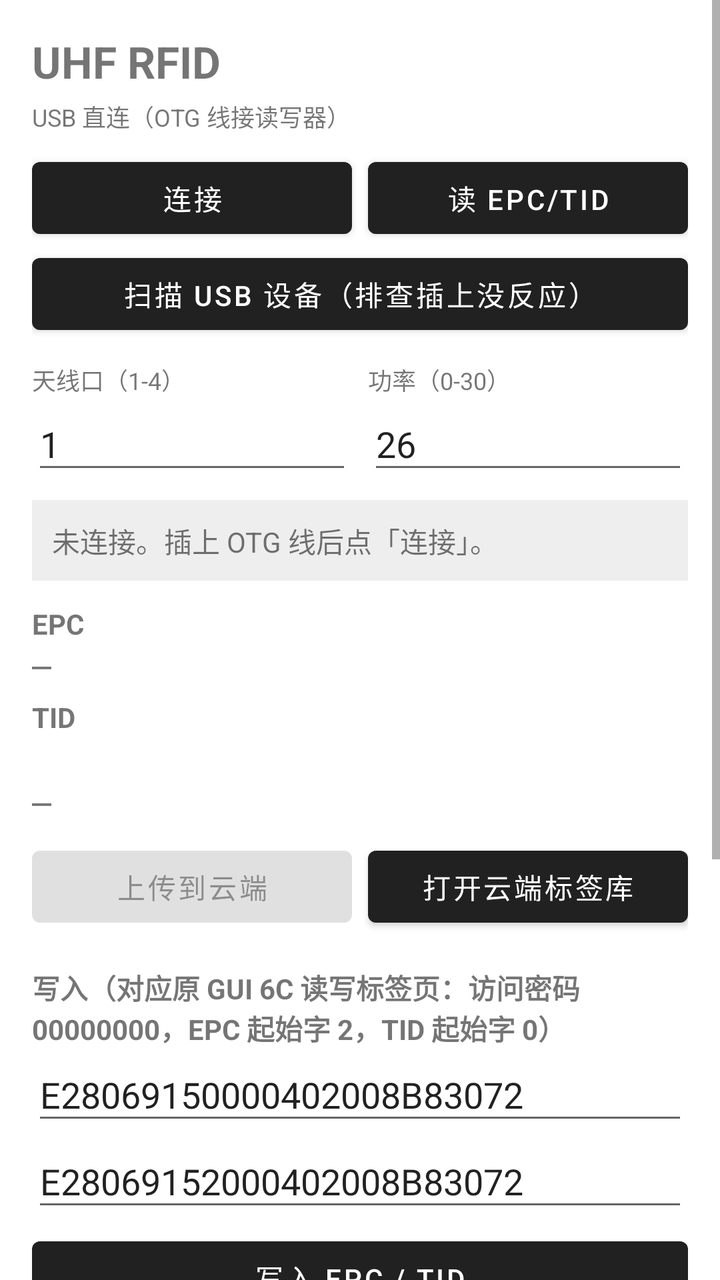
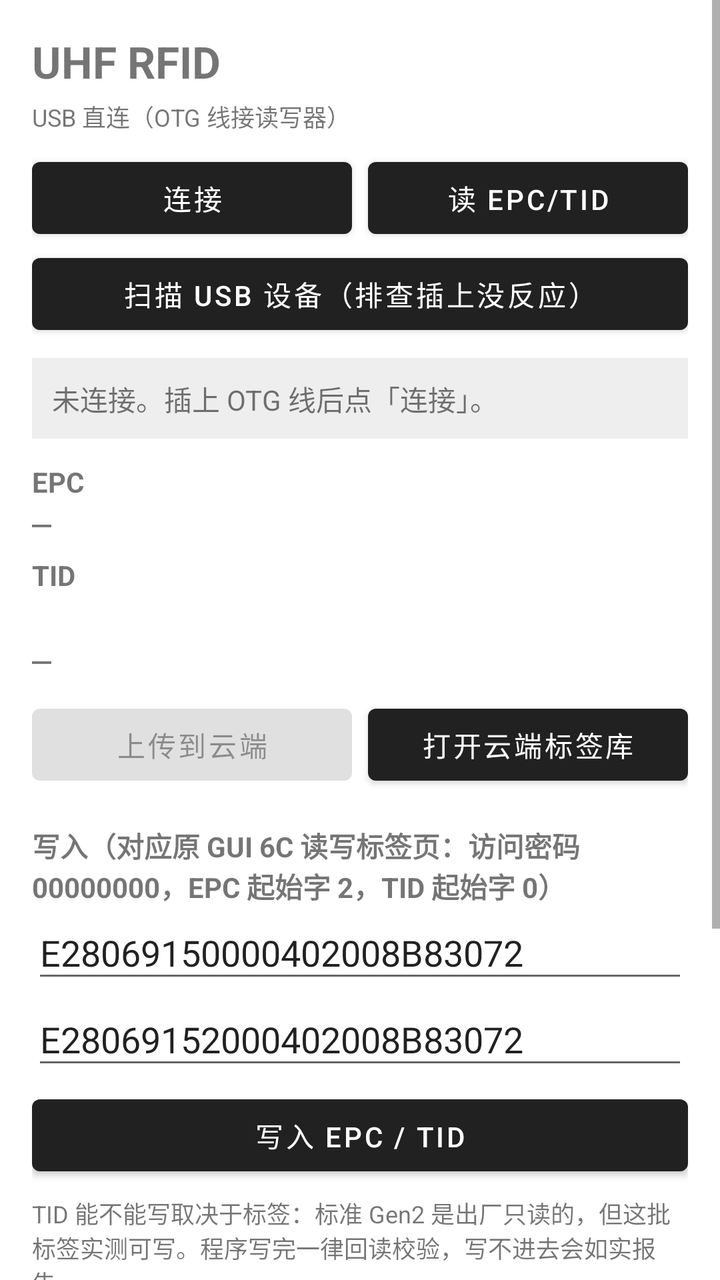

Compare the two renders of this Android layout. The source of the first and the diff that turns it into the second are given below.
<!-- AndroidManifest.xml: application theme Theme.UhfRfid -->
<!-- res/layout/activity_main.xml -->
<?xml version="1.0" encoding="utf-8"?>
<ScrollView xmlns:android="http://schemas.android.com/apk/res/android"
    android:layout_width="match_parent"
    android:layout_height="match_parent"
    android:fillViewport="true"
    android:fitsSystemWindows="true">

    <LinearLayout
        android:layout_width="match_parent"
        android:layout_height="wrap_content"
        android:orientation="vertical"
        android:padding="16dp">

        <TextView
            android:id="@+id/titleText"
            android:layout_width="wrap_content"
            android:layout_height="wrap_content"
            android:text="@string/app_name"
            android:textSize="22sp"
            android:textStyle="bold" />

        <TextView
            android:layout_width="match_parent"
            android:layout_height="wrap_content"
            android:layout_marginTop="4dp"
            android:text="@string/mode_hint"
            android:textSize="12sp" />

        
        <LinearLayout
            android:layout_width="match_parent"
            android:layout_height="wrap_content"
            android:layout_marginTop="8dp"
            android:orientation="horizontal">

            <Button
                android:id="@+id/connectBtn"
                android:layout_width="0dp"
                android:layout_height="wrap_content"
                android:layout_weight="1"
                android:text="@string/connect" />

            <Button
                android:id="@+id/readBtn"
                android:layout_width="0dp"
                android:layout_height="wrap_content"
                android:layout_weight="1"
                android:layout_marginStart="8dp"
                android:text="@string/read" />
        </LinearLayout>

        <Button
            android:id="@+id/scanUsbBtn"
            android:layout_width="match_parent"
            android:layout_height="wrap_content"
            android:text="@string/scan_usb" />

        
        <LinearLayout
            android:layout_width="match_parent"
            android:layout_height="wrap_content"
            android:layout_marginTop="10dp"
            android:orientation="horizontal">

            <LinearLayout
                android:layout_width="0dp"
                android:layout_height="wrap_content"
                android:layout_weight="1"
                android:orientation="vertical">

                <TextView
                    android:layout_width="wrap_content"
                    android:layout_height="wrap_content"
                    android:text="@string/antenna_label"
                    android:textSize="12sp" />

                <EditText
                    android:id="@+id/antennaEdit"
                    android:layout_width="match_parent"
                    android:layout_height="wrap_content"
                    android:hint="@string/antenna"
                    android:inputType="number"
                    android:text="1" />
            </LinearLayout>

            <LinearLayout
                android:layout_width="0dp"
                android:layout_height="wrap_content"
                android:layout_weight="1"
                android:layout_marginStart="8dp"
                android:orientation="vertical">

                <TextView
                    android:layout_width="wrap_content"
                    android:layout_height="wrap_content"
                    android:text="@string/power_label"
                    android:textSize="12sp" />

                <EditText
                    android:id="@+id/powerEdit"
                    android:layout_width="match_parent"
                    android:layout_height="wrap_content"
                    android:hint="@string/power"
                    android:inputType="number"
                    android:text="26" />
            </LinearLayout>
        </LinearLayout>

        
        <TextView
            android:id="@+id/statusText"
            android:layout_width="match_parent"
            android:layout_height="wrap_content"
            android:layout_marginTop="8dp"
            android:background="#11000000"
            android:padding="10dp"
            android:text="@string/not_connected"
            android:textIsSelectable="true" />

        
        <TextView
            android:layout_width="wrap_content"
            android:layout_height="wrap_content"
            android:layout_marginTop="12dp"
            android:text="@string/epc"
            android:textStyle="bold" />

        <TextView
            android:id="@+id/epcText"
            android:layout_width="match_parent"
            android:layout_height="wrap_content"
            android:fontFamily="monospace"
            android:text="—"
            android:textIsSelectable="true"
            android:textSize="16sp" />

        <TextView
            android:layout_width="wrap_content"
            android:layout_height="wrap_content"
            android:layout_marginTop="6dp"
            android:text="@string/tid"
            android:textStyle="bold" />

        <TextView
            android:id="@+id/checkText"
            android:layout_width="match_parent"
            android:layout_height="wrap_content"
            android:layout_marginTop="4dp"
            android:textSize="13sp"
            android:textStyle="bold" />

        <TextView
            android:id="@+id/tidText"
            android:layout_width="match_parent"
            android:layout_height="wrap_content"
            android:fontFamily="monospace"
            android:text="—"
            android:textIsSelectable="true"
            android:textSize="16sp" />

        
        <LinearLayout
            android:id="@+id/hitCard"
            android:layout_width="match_parent"
            android:layout_height="wrap_content"
            android:layout_marginTop="10dp"
            android:background="@drawable/bg_card_hit"
            android:orientation="vertical"
            android:padding="14dp"
            android:visibility="gone">

            <TextView
                android:id="@+id/hitLabel"
                android:layout_width="wrap_content"
                android:layout_height="wrap_content"
                android:letterSpacing="0.08"
                android:text="@string/hit_label"
                android:textColor="#1565C0"
                android:textSize="12sp"
                android:textStyle="bold" />

            <TextView
                android:id="@+id/hitName"
                android:layout_width="match_parent"
                android:layout_height="wrap_content"
                android:layout_marginTop="2dp"
                android:textColor="#0D47A1"
                android:textSize="24sp"
                android:textStyle="bold" />

            <TextView
                android:id="@+id/hitSub"
                android:layout_width="match_parent"
                android:layout_height="wrap_content"
                android:layout_marginTop="4dp"
                android:fontFamily="monospace"
                android:textColor="#1565C0"
                android:textSize="13sp" />
        </LinearLayout>

        
        <LinearLayout
            android:id="@+id/resultCard"
            android:layout_width="match_parent"
            android:layout_height="wrap_content"
            android:layout_marginTop="10dp"
            android:background="@drawable/bg_card_ok"
            android:orientation="vertical"
            android:padding="14dp"
            android:visibility="gone">

            <TextView
                android:id="@+id/resultTitle"
                android:layout_width="match_parent"
                android:layout_height="wrap_content"
                android:textSize="20sp"
                android:textStyle="bold" />

            <TextView
                android:id="@+id/resultText"
                android:layout_width="match_parent"
                android:layout_height="wrap_content"
                android:layout_marginTop="4dp"
                android:fontFamily="monospace"
                android:textIsSelectable="true"
                android:textSize="12sp" />
        </LinearLayout>

        
        <LinearLayout
            android:layout_width="match_parent"
            android:layout_height="wrap_content"
            android:layout_marginTop="8dp"
            android:orientation="horizontal">

            <Button
                android:id="@+id/uploadBtn"
                android:layout_width="0dp"
                android:layout_height="wrap_content"
                android:layout_weight="1"
                android:enabled="false"
                android:text="@string/cloud_upload" />

            <Button
                android:id="@+id/cloudBtn"
                android:layout_width="0dp"
                android:layout_height="wrap_content"
                android:layout_weight="1"
                android:layout_marginStart="8dp"
                android:text="@string/cloud_open" />
        </LinearLayout>

        
        <TextView
            android:layout_width="wrap_content"
            android:layout_height="wrap_content"
            android:layout_marginTop="16dp"
            android:text="@string/write_section"
            android:textStyle="bold" />

        <EditText
            android:id="@+id/epcEdit"
            android:layout_width="match_parent"
            android:layout_height="wrap_content"
            android:hint="@string/epc_hint"
            android:inputType="textNoSuggestions"
            android:text="E28069150000402008B83072" />

        <EditText
            android:id="@+id/tidEdit"
            android:layout_width="match_parent"
            android:layout_height="wrap_content"
            android:hint="@string/tid_hint"
            android:inputType="textNoSuggestions"
            android:text="E28069152000402008B83072" />

        <Button
            android:id="@+id/writeBtn"
            android:layout_width="match_parent"
            android:layout_height="wrap_content"
            android:layout_marginTop="4dp"
            android:text="@string/write" />

        <TextView
            android:layout_width="match_parent"
            android:layout_height="wrap_content"
            android:layout_marginTop="6dp"
            android:text="@string/write_note"
            android:textSize="12sp" />

        
        <TextView
            android:layout_width="wrap_content"
            android:layout_height="wrap_content"
            android:layout_marginTop="16dp"
            android:text="@string/raw_log"
            android:textStyle="bold" />

        <TextView
            android:id="@+id/logText"
            android:layout_width="match_parent"
            android:layout_height="180dp"
            android:background="#11000000"
            android:fontFamily="monospace"
            android:padding="8dp"
            android:textIsSelectable="true"
            android:textSize="11sp" />

    </LinearLayout>
</ScrollView>
<!-- resources referenced by this layout -->
<resources>
  <!-- drawable bg_card_hit (drawable) -->
  <?xml version="1.0" encoding="utf-8"?>
  <shape xmlns:android="http://schemas.android.com/apk/res/android"
      android:shape="rectangle">
      <solid android:color="#E3F2FD" />
      <corners android:radius="10dp" />
      <stroke android:width="2dp" android:color="#1E88E5" />
  </shape>
  <!-- drawable bg_card_ok (drawable) -->
  <?xml version="1.0" encoding="utf-8"?>
  <shape xmlns:android="http://schemas.android.com/apk/res/android"
      android:shape="rectangle">
      <solid android:color="#E8F5E9" />
      <corners android:radius="10dp" />
      <stroke android:width="2dp" android:color="#2E7D32" />
  </shape>
  <string name="antenna">天线口</string>
  <string name="antenna_label">天线口（1-4）</string>
  <string name="app_name">UHF RFID</string>
  <string name="cloud_open">打开云端标签库</string>
  <string name="cloud_upload">上传到云端</string>
  <string name="connect">连接</string>
  <string name="epc">EPC</string>
  <string name="epc_hint">EPC（Hex，12 字节）</string>
  <string name="hit_label">已在云端 · 不重复上传</string>
  <string name="mode_hint">USB 直连（OTG 线接读写器）</string>
  <string name="not_connected">未连接。插上 OTG 线后点「连接」。</string>
  <string name="power">功率</string>
  <string name="power_label">功率（0-30）</string>
  <string name="raw_log">原始报文</string>
  <string name="read">读 EPC/TID</string>
  <string name="scan_usb">扫描 USB 设备（排查插上没反应）</string>
  <string name="tid">TID</string>
  <string name="tid_hint">TID（Hex，12 字节）</string>
  <string name="write">写入 EPC / TID</string>
  <string name="write_note">TID 能不能写取决于标签：标准 Gen2 是出厂只读的，但这批标签实测可写。程序写完一律回读校验，写不进去会如实报告。</string>
  <string name="write_section">写入（对应原 GUI 6C 读写标签页：访问密码 00000000，EPC 起始字 2，TID 起始字 0）</string>
  <style name="Theme.UhfRfid" parent="Theme.MaterialComponents.DayNight.DarkActionBar" />
</resources>

<!-- the commit's change to res/layout/activity_main.xml (unified diff, before → after) -->
@@ -56,55 +56,6 @@
             android:text="@string/scan_usb" />
 
         
-        <LinearLayout
-            android:layout_width="match_parent"
-            android:layout_height="wrap_content"
-            android:layout_marginTop="10dp"
-            android:orientation="horizontal">
-
-            <LinearLayout
-                android:layout_width="0dp"
-                android:layout_height="wrap_content"
-                android:layout_weight="1"
-                android:orientation="vertical">
-
-                <TextView
-                    android:layout_width="wrap_content"
-                    android:layout_height="wrap_content"
-                    android:text="@string/antenna_label"
-                    android:textSize="12sp" />
-
-                <EditText
-                    android:id="@+id/antennaEdit"
-                    android:layout_width="match_parent"
-                    android:layout_height="wrap_content"
-                    android:hint="@string/antenna"
-                    android:inputType="number"
-                    android:text="1" />
-            </LinearLayout>
-
-            <LinearLayout
-                android:layout_width="0dp"
-                android:layout_height="wrap_content"
-                android:layout_weight="1"
-                android:layout_marginStart="8dp"
-                android:orientation="vertical">
-
-                <TextView
-                    android:layout_width="wrap_content"
-                    android:layout_height="wrap_content"
-                    android:text="@string/power_label"
-                    android:textSize="12sp" />
-
-                <EditText
-                    android:id="@+id/powerEdit"
-                    android:layout_width="match_parent"
-                    android:layout_height="wrap_content"
-                    android:hint="@string/power"
-                    android:inputType="number"
-                    android:text="26" />
-            </LinearLayout>
-        </LinearLayout>
 
         
         <TextView
<!-- resource entries referenced after the edit -->
@@ -16,8 +16,6 @@
       <corners android:radius="10dp" />
       <stroke android:width="2dp" android:color="#2E7D32" />
   </shape>
-  <string name="antenna">天线口</string>
-  <string name="antenna_label">天线口（1-4）</string>
   <string name="app_name">UHF RFID</string>
   <string name="cloud_open">打开云端标签库</string>
   <string name="cloud_upload">上传到云端</string>
@@ -27,8 +25,6 @@
   <string name="hit_label">已在云端 · 不重复上传</string>
   <string name="mode_hint">USB 直连（OTG 线接读写器）</string>
   <string name="not_connected">未连接。插上 OTG 线后点「连接」。</string>
-  <string name="power">功率</string>
-  <string name="power_label">功率（0-30）</string>
   <string name="raw_log">原始报文</string>
   <string name="read">读 EPC/TID</string>
   <string name="scan_usb">扫描 USB 设备（排查插上没反应）</string>
